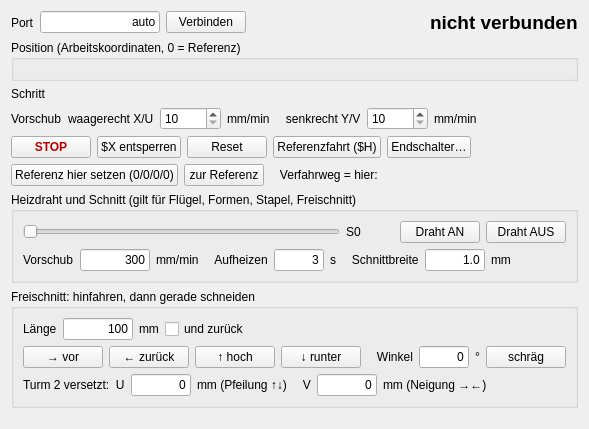
Before: the Qt Designer form host/foamcut/qt/ui/machinepage.ui in vheinitz/foamcut, drawn with Qt 5.
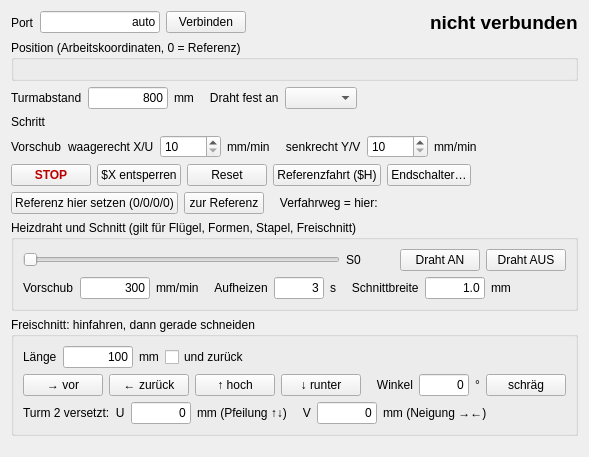
After: the same form once the commit is applied.

Commit message: GUI: Ergebnis scrollbar, Ebenen einklappbar, Maschinenmasse auf die Maschinenseite

```diff
--- a/host/foamcut/qt/ui/machinepage.ui
+++ b/host/foamcut/qt/ui/machinepage.ui
@@ -19,6 +19,17 @@
 <layout class="QHBoxLayout" name="pos_layout"/>
     </widget>
    </item>
+   <item>
+    <layout class="QHBoxLayout" name="geom_row">
+<item><widget class="QLabel" name="gap_lbl"><property name="text"><string>Turmabstand</string></property><property name="toolTip"><string>Abstand der beiden Drahtaufhaengungen (Schlittenebenen), mit dem Massband gemessen. Er skaliert jeden Schnitt.</string></property></widget></item>
+<item><widget class="QLineEdit" name="gap"><property name="text"><string>800</string></property><property name="maximumSize"><size><width>80</width><height>16777215</height></size></property><property name="alignment"><set>Qt::AlignRight|Qt::AlignVCenter</set></property></widget></item>
+<item><widget class="QLabel" name="gap_unit"><property name="text"><string>mm</string></property></widget></item>
+<item><widget class="QLabel" name="fixed_lbl"><property name="text"><string>   Draht fest an</string></property><property name="toolTip"><string>An diesem Turm ist der Heizdraht fest eingespannt; am anderen zieht das Gewicht ueber die Rolle. Nur das feste Ende ist ein genauer Bezug, deshalb liegt die Wurzel immer dort.</string></property></widget></item>
+<item><widget class="QComboBox" name="fixed"/></item>
+<item><widget class="QLabel" name="travel_show"><property name="text"><string/></property><property name="styleSheet"><string>color:#666;</string></property></widget></item>
+<item><spacer name="geom_spacer"><property name="orientation"><enum>Qt::Horizontal</enum></property><property name="sizeHint" stdset="0"><size><width>0</width><height>0</height></size></property></spacer></item>
+    </layout>
+   </item>
    <item>
     <layout class="QHBoxLayout" name="ctl_row">
 <item><widget class="QLabel" name="step_lbl"><property name="text"><string>Schritt</string></property></widget></item>
```
The commit also changes 7 other files.
